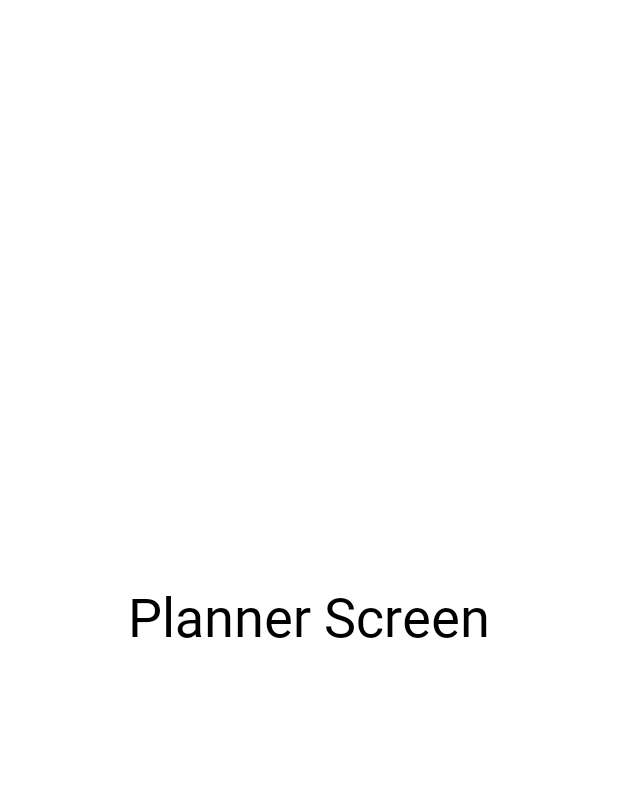
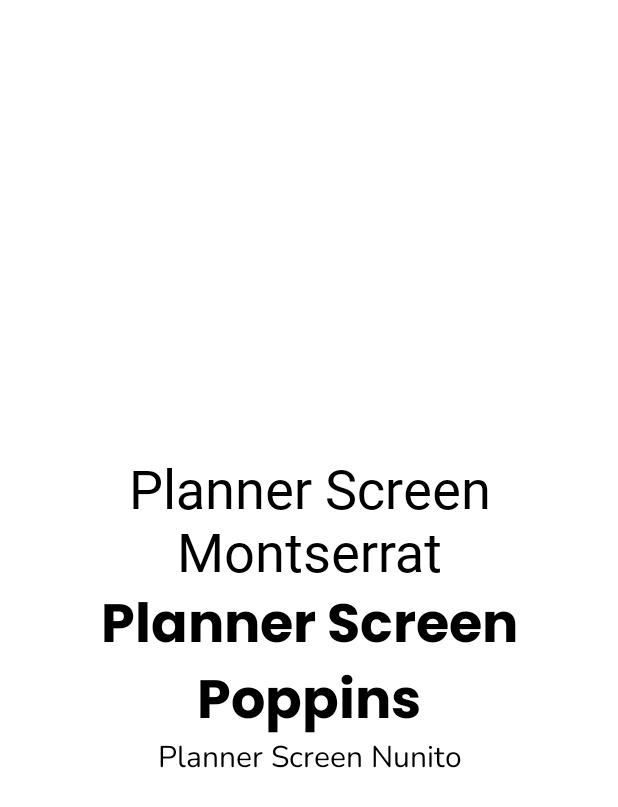
Before and after one commit to wesleyaldrich/pancook, an Android app built with Jetpack Compose: the @Preview function PlannerPagePreview, on a phone screen of 412 x 824 dp. Shown: the top 807 px of the screen. Run offline under Robolectric (Android 15) with nearby library versions, the phone set to English and light mode, and no system bars; Roboto replaces fonts that are not available here.

Commit message:
Testing font family in planner page

```diff
--- a/app/src/main/java/com/wesleyaldrich/pancook/ui/screens/PlannerScreen.kt
+++ b/app/src/main/java/com/wesleyaldrich/pancook/ui/screens/PlannerScreen.kt
@@ -1,23 +1,68 @@
 package com.wesleyaldrich.pancook.ui.screens
 
+import androidx.compose.foundation.layout.Arrangement
 import androidx.compose.foundation.layout.Box
+import androidx.compose.foundation.layout.Column
 import androidx.compose.foundation.layout.fillMaxSize
+import androidx.compose.foundation.layout.fillMaxWidth
 import androidx.compose.material3.Text
 import androidx.compose.runtime.Composable
 import androidx.compose.ui.Alignment
 import androidx.compose.ui.Modifier
+import androidx.compose.ui.text.font.Font
+import androidx.compose.ui.text.font.FontFamily
 import androidx.compose.ui.text.font.FontWeight
+import androidx.compose.ui.text.style.TextAlign
 import androidx.compose.ui.unit.sp
 import androidx.compose.ui.tooling.preview.Preview
+import androidx.compose.ui.unit.DpSize
+import androidx.compose.ui.unit.IntSize
+import androidx.compose.ui.unit.TextUnit
+import androidx.compose.ui.unit.dp
 import com.wesleyaldrich.pancook.ui.theme.inter
 import com.wesleyaldrich.pancook.ui.theme.montserrat
 import com.wesleyaldrich.pancook.ui.theme.nunito
 import com.wesleyaldrich.pancook.ui.theme.poppins
+import org.w3c.dom.Text
+
+@Composable
+fun CenteredTextBox(text: String, family: FontFamily, weight: FontWeight = FontWeight.Normal, size: TextUnit, align: TextAlign) {
+    Box(
+        modifier = Modifier.fillMaxWidth(),
+        contentAlignment = Alignment.Center
+    ) {
+        Text(text = text, fontFamily = family, fontWeight = weight, fontSize = size, textAlign = align)
+    }
+}
 
 @Composable
 fun PlannerScreen() {
-    Box(modifier = Modifier.fillMaxSize(), contentAlignment = Alignment.Center) {
-        Text("Planner Screen", fontFamily = inter, fontWeight = FontWeight.ExtraBold, fontSize = 36.sp)
+    Column(
+        modifier = Modifier
+            .fillMaxSize(),
+        verticalArrangement = Arrangement.Center,
+        horizontalAlignment = Alignment.CenterHorizontally
+    ) {
+        Text(
+            text = "Planner Screen Montserrat",
+            textAlign = TextAlign.Center,
+            fontFamily = montserrat, // make sure this is correct
+            fontWeight = FontWeight.Bold,
+            fontSize = 36.sp
+        )
+        Text(
+            text = "Planner Screen Poppins",
+            textAlign = TextAlign.Center,
+            fontFamily = poppins, // make sure this is correct
+            fontWeight = FontWeight.Bold,
+            fontSize = 36.sp
+        )
+        Text(
+            text = "Planner Screen Nunito",
+            fontFamily = nunito, // make sure this is correct
+            textAlign = TextAlign.Center,
+            fontSize = 20.sp
+        )
     }
 }
 
```
